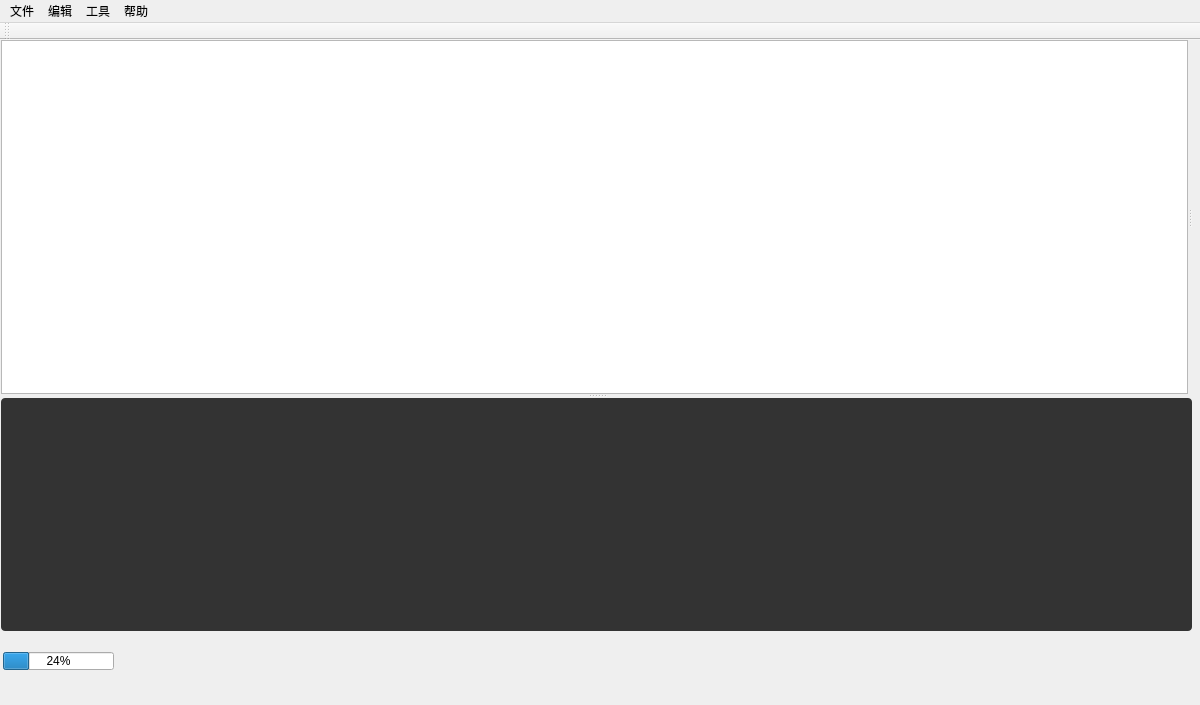
Qt form mainwindow.ui (Albresky/Modular-SDA) before a commit.
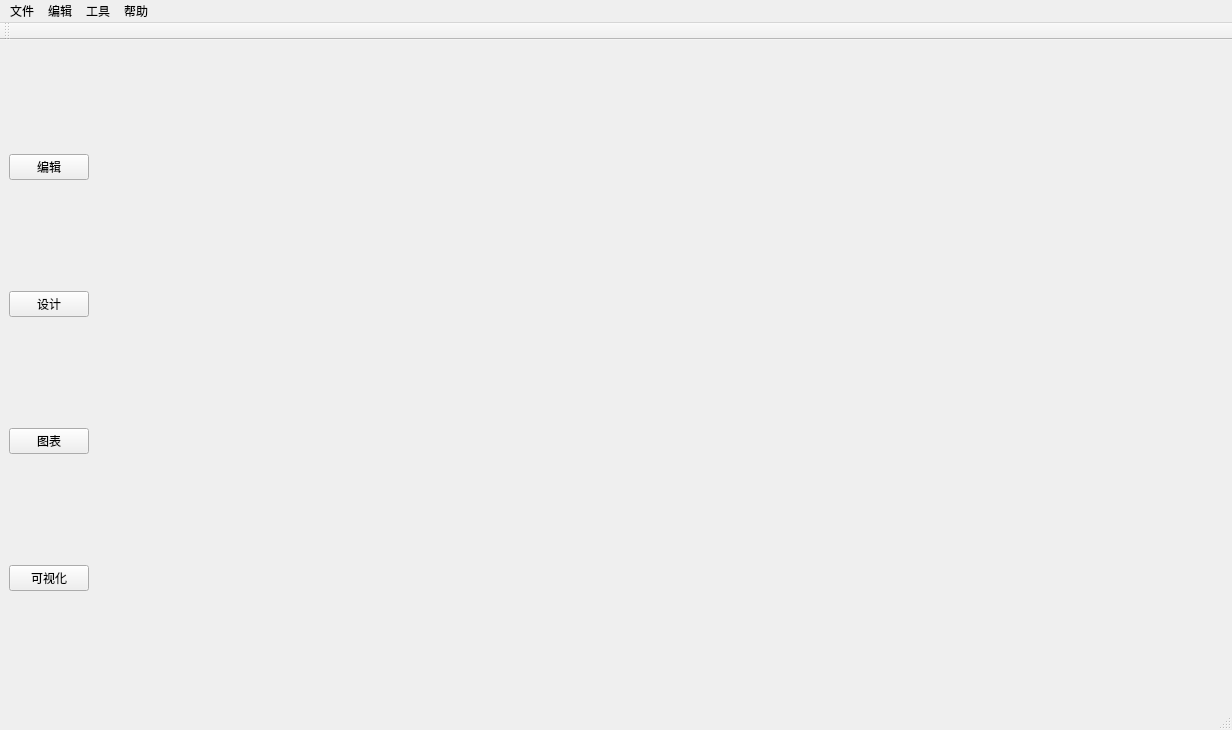
The same form after that commit. Icons and pictures are not drawn.

Commit message: 添加了编辑页对多标签的支持

Diff of the .ui file:
```diff
--- a/mainwindow.ui
+++ b/mainwindow.ui
@@ -6,12 +6,12 @@
    <rect>
     <x>0</x>
     <y>0</y>
-    <width>1200</width>
-    <height>705</height>
+    <width>1232</width>
+    <height>730</height>
    </rect>
   </property>
   <property name="sizePolicy">
-   <sizepolicy hsizetype="Fixed" vsizetype="Fixed">
+   <sizepolicy hsizetype="Preferred" vsizetype="Preferred">
     <horstretch>0</horstretch>
     <verstretch>0</verstretch>
    </sizepolicy>
@@ -24,14 +24,20 @@
   </property>
   <property name="maximumSize">
    <size>
-    <width>1200</width>
-    <height>700</height>
+    <width>9999</width>
+    <height>9999</height>
    </size>
   </property>
   <property name="windowTitle">
    <string>MainWindow</string>
   </property>
   <widget class="QWidget" name="centralwidget">
+   <property name="sizePolicy">
+    <sizepolicy hsizetype="Maximum" vsizetype="Maximum">
+     <horstretch>0</horstretch>
+     <verstretch>0</verstretch>
+    </sizepolicy>
+   </property>
    <property name="font">
     <font>
      <stylestrategy>PreferAntialias</stylestrategy>
@@ -40,78 +46,90 @@
    <property name="layoutDirection">
     <enum>Qt::LeftToRight</enum>
    </property>
-   <widget class="QProgressBar" name="progressBar">
-    <property name="geometry">
-     <rect>
-      <x>3</x>
-      <y>612</y>
-      <width>111</width>
-      <height>18</height>
-     </rect>
-    </property>
-    <property name="value">
-     <number>24</number>
-    </property>
-   </widget>
-   <widget class="QSplitter" name="splitter_2">
-    <property name="geometry">
-     <rect>
-      <x>1</x>
-      <y>0</y>
-      <width>1191</width>
-      <height>591</height>
-     </rect>
-    </property>
-    <property name="orientation">
-     <enum>Qt::Vertical</enum>
-    </property>
-    <widget class="QSplitter" name="splitter">
-     <property name="orientation">
-      <enum>Qt::Horizontal</enum>
-     </property>
-     <widget class="QTreeView" name="file_sys_treeview">
-      <property name="enabled">
-       <bool>true</bool>
-      </property>
+   <layout class="QGridLayout" name="gridLayout">
+    <item row="0" column="0">
+     <layout class="QHBoxLayout" name="horizontalLayout">
+      <property name="sizeConstraint">
+       <enum>QLayout::SetMaximumSize</enum>
+      </property>
+      <item>
+       <layout class="QVBoxLayout" name="sidebar">
+        <item>
+         <widget class="QPushButton" name="bnt_code">
+          <property name="sizePolicy">
+           <sizepolicy hsizetype="Maximum" vsizetype="Fixed">
+            <horstretch>0</horstretch>
+            <verstretch>0</verstretch>
+           </sizepolicy>
+          </property>
+          <property name="autoFillBackground">
+           <bool>false</bool>
+          </property>
+          <property name="styleSheet">
+           <string notr="true"/>
+          </property>
+          <property name="text">
+           <string>编辑</string>
+          </property>
+         </widget>
+        </item>
+        <item>
+         <widget class="QPushButton" name="btn_design">
+          <property name="text">
+           <string>设计</string>
+          </property>
+         </widget>
+        </item>
+        <item>
+         <widget class="QPushButton" name="btn_charts">
+          <property name="text">
+           <string>图表</string>
+          </property>
+         </widget>
+        </item>
+        <item>
+         <widget class="QPushButton" name="btn_visualize">
       <property name="sizePolicy">
-       <sizepolicy hsizetype="MinimumExpanding" vsizetype="Expanding">
+           <sizepolicy hsizetype="Preferred" vsizetype="Fixed">
         <horstretch>0</horstretch>
         <verstretch>0</verstretch>
        </sizepolicy>
       </property>
-      <property name="minimumSize">
-       <size>
-        <width>30</width>
-        <height>0</height>
-       </size>
-      </property>
-     </widget>
-     <widget class="QWidget" name="layoutWidget">
-      <layout class="QGridLayout" name="gridLayout_editor"/>
-     </widget>
-    </widget>
-    <widget class="QPlainTextEdit" name="cmd_readOut">
-     <property name="maximumSize">
-      <size>
-       <width>16777215</width>
-       <height>233</height>
-      </size>
+          <property name="text">
+           <string>可视化</string>
+          </property>
+         </widget>
+        </item>
+       </layout>
+      </item>
+      <item>
+       <widget class="QStackedWidget" name="stackedWidget">
+        <property name="sizePolicy">
+         <sizepolicy hsizetype="Preferred" vsizetype="Expanding">
+          <horstretch>0</horstretch>
+          <verstretch>0</verstretch>
+         </sizepolicy>
      </property>
      <property name="styleSheet">
-      <string notr="true">background-color: rgb(51, 51, 51);
-color: rgb(141, 141, 141);
-border-radius: 4px;
-border-color: solid 5px white;</string>
-     </property>
-    </widget>
-   </widget>
+         <string notr="true"/>
+        </property>
+        <property name="currentIndex">
+         <number>0</number>
+        </property>
+        <widget class="QWidget" name="page"/>
+        <widget class="QWidget" name="page_2"/>
+       </widget>
+      </item>
+     </layout>
+    </item>
+   </layout>
   </widget>
   <widget class="QMenuBar" name="menubar">
    <property name="geometry">
     <rect>
      <x>0</x>
      <y>0</y>
-     <width>1200</width>
+     <width>1232</width>
      <height>21</height>
     </rect>
    </property>
@@ -197,6 +215,7 @@
     <bool>false</bool>
    </attribute>
   </widget>
+  <widget class="QStatusBar" name="statusBar"/>
   <action name="new_file">
    <property name="text">
     <string>新建</string>
```
Lines whose indentation alone changed are shown as unchanged. The commit also changes 46 other files.
